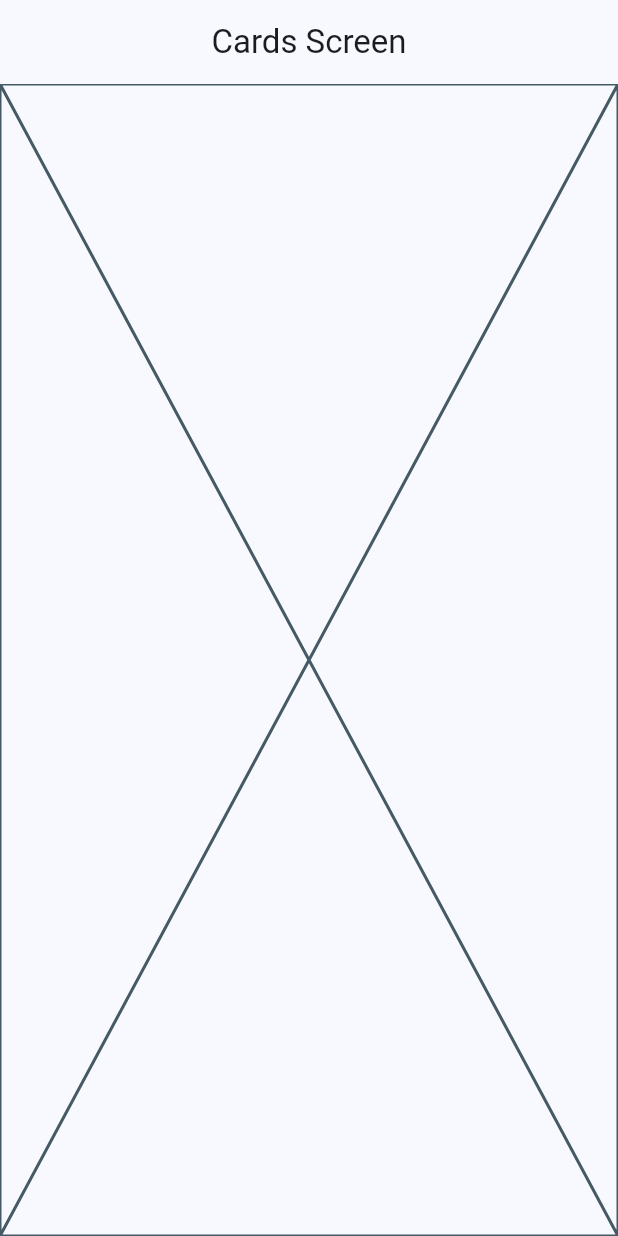
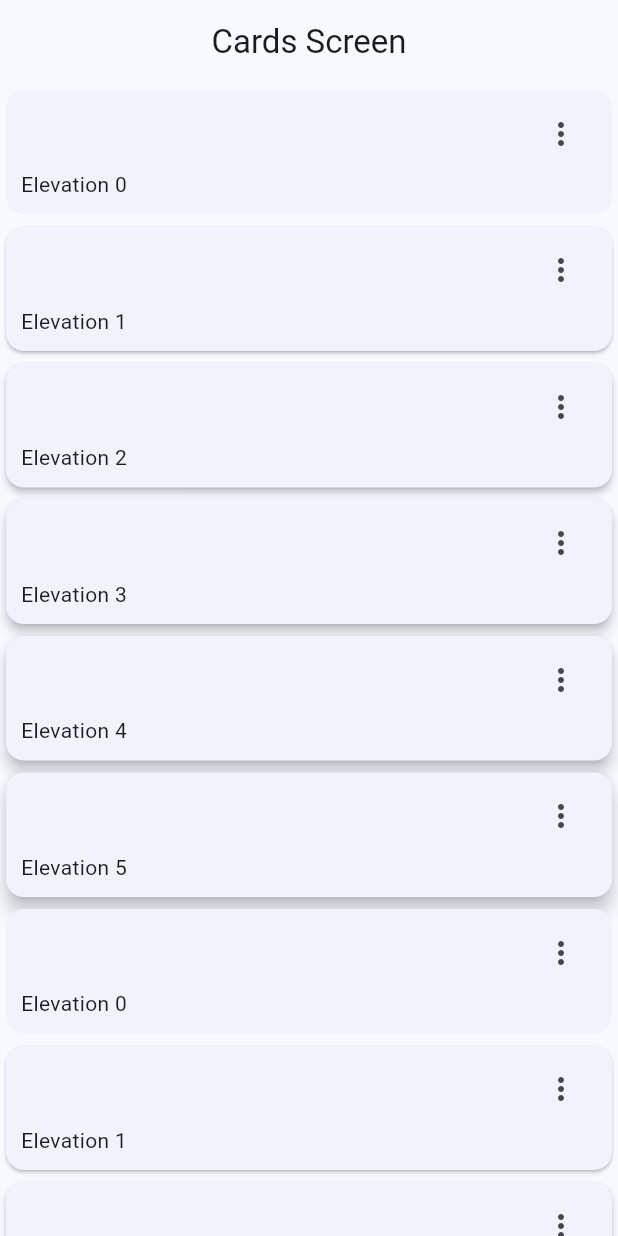
Before and after one commit to GastonGaitan/Widgets-App, a Flutter app: the CardsScreen screen opened by its route, on a phone screen of 412 x 824 dp. Run offline on Flutter 3.47's test engine with Material 3 defaults, Android fonts, the phone set to English and light mode, and no system bars; our stand-ins replace go_router.

Commit message:
adding card_type_2

```diff
--- a/lib/presentation/screens/cards/cards_screen.dart
+++ b/lib/presentation/screens/cards/cards_screen.dart
@@ -1,7 +1,12 @@
 import 'package:flutter/material.dart';
 
 const cards = <Map<String, dynamic>>[
-  {'elevation': 0.0, 'label': 'Elevation 0'}
+  {'elevation': 0.0, 'label': 'Elevation 0'},
+  {'elevation': 1.0, 'label': 'Elevation 1'},
+  {'elevation': 2.0, 'label': 'Elevation 2'},
+  {'elevation': 3.0, 'label': 'Elevation 3'},
+  {'elevation': 4.0, 'label': 'Elevation 4'},
+  {'elevation': 5.0, 'label': 'Elevation 5'},
 ];
 
 class CardsScreen extends StatelessWidget {
@@ -28,6 +33,98 @@ class _CardsView extends StatelessWidget {
 
   @override
   Widget build(BuildContext context) {
-    return const Placeholder();
+    return SingleChildScrollView(
+      child: Column(
+        children: [
+
+          ...cards.map((card) => _CardType1(
+            label: card['label'],
+            elevation: card['elevation'])
+          ),
+
+          ...cards.map((card) => _CardType1(
+            label: card['label'],
+            elevation: card['elevation'])
+          ),
+        ]
+      ),
+    );
   }
 }
+
+class _CardType1 extends StatelessWidget {
+  final String label;
+  final double elevation;
+
+  const _CardType1({
+    required this.label,
+    required this.elevation,
+  });
+
+  @override
+  Widget build(BuildContext context) {
+    return Card(
+      elevation: elevation,
+      child: Padding(
+        padding: const EdgeInsets.fromLTRB(10, 5, 10, 10),
+        child: Column(
+          children: [
+
+            Align(
+              alignment: Alignment.topRight,
+              child: IconButton(
+                onPressed: (){},
+                icon: Icon(Icons.more_vert_outlined),
+              ),
+            ),
+
+            Align(
+              alignment:
+              Alignment.bottomLeft,
+              child: Text(label)
+            )
+          ],
+        ),
+      ),
+    );
+  }
+}
+
+
+class _CardType2 extends StatelessWidget {
+  final String label;
+  final double elevation;
+
+  const _CardType2({
+    required this.label,
+    required this.elevation,
+  });
+
+  @override
+  Widget build(BuildContext context) {
+    return Card(
+      elevation: elevation,
+      child: Padding(
+        padding: const EdgeInsets.fromLTRB(10, 5, 10, 10),
+        child: Column(
+          children: [
+
+            Align(
+              alignment: Alignment.topRight,
+              child: IconButton(
+                onPressed: (){},
+                icon: Icon(Icons.more_vert_outlined),
+              ),
+            ),
+
+            Align(
+              alignment:
+              Alignment.bottomLeft,
+              child: Text(label)
+            )
+          ],
+        ),
+      ),
+    );
+  }
+}
```
